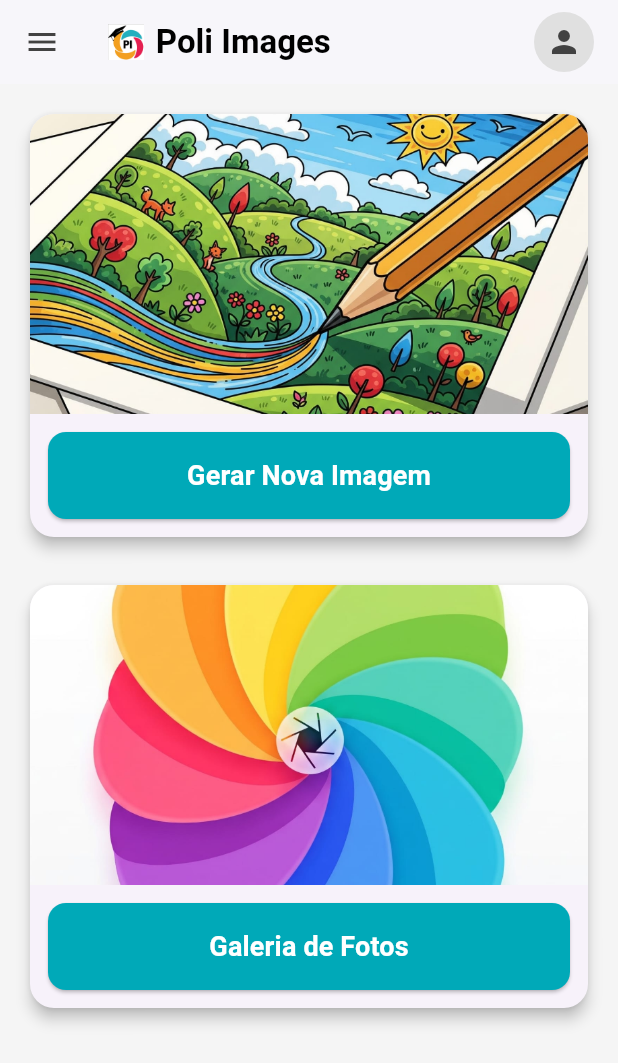
After one commit to PoliImages/poli-images-front, a Flutter app: the HomePage screen opened directly, on a phone screen of 412 x 824 dp. The commit adds this screen. Shown: the top 1063 px of the screen. Run offline on Flutter 3.47's test engine with Material 3 defaults, Android fonts, the phone set to English and light mode, and no system bars.

Commit message:
tentando fazer tela inicial

```diff
--- a/lib/features/auth/presentation/pages/login_page.dart
+++ b/lib/features/auth/presentation/pages/login_page.dart
@@ -1,5 +1,7 @@
 import 'package:flutter/material.dart';
 import '../../services/auth_service.dart';
+// CORREÇÃO: Usando o caminho completo a partir do nome do pacote, que é mais seguro.
+import 'package:poli_images_front/features/home/presentation/pages/home_page.dart';
 import 'register_page.dart';
 
 class LoginPage extends StatefulWidget {
@@ -39,6 +41,14 @@ class _LoginPageState extends State<LoginPage> {
         message: result['message'],
         isSuccess: result['statusCode'] == 200,
       );
+
+      if (result['statusCode'] == 200) {
+        Navigator.of(context).pushReplacement(
+          MaterialPageRoute(
+            builder: (context) => HomePage(),
+          ),
+        );
+      }
     }
   }
 
@@ -72,10 +82,14 @@ class _LoginPageState extends State<LoginPage> {
         elevation: 0,
         title: Row(
           children: [
-            Icon(Icons.widgets, color: Colors.teal[400]),
+            Image.asset(
+              'assets/logo_poliedro.png',
+              height: 24,
+              errorBuilder: (context, error, stackTrace) => const Icon(Icons.widgets),
+            ),
             const SizedBox(width: 8),
             const Text(
-              'Poliedro',
+              'Poli Images',
               style: TextStyle(
                 color: Colors.black,
                 fontWeight: FontWeight.bold,
--- /dev/null
+++ b/lib/features/pages/home_page.dart
@@ -0,0 +1,137 @@
+import 'package:flutter/material.dart';
+
+class HomePage extends StatelessWidget {
+  const HomePage({super.key});
+
+  void _navigateToGenerateImage(BuildContext context) {
+    // Ação temporária. No futuro, navegará para a página de Chat.
+  }
+
+  void _navigateToGallery(BuildContext context) {
+    // Ação temporária. No futuro, navegará para a página de Galeria.
+  }
+
+  @override
+  Widget build(BuildContext context) {
+    return Scaffold(
+      backgroundColor: Colors.grey[100],
+      appBar: AppBar(
+        backgroundColor: Colors.white,
+        elevation: 1,
+        leading: IconButton(
+          icon: Icon(Icons.menu, color: Colors.grey[800]),
+          onPressed: () {},
+        ),
+        title: Row(
+          children: [
+            Image.asset(
+              'assets/logo_poliedro.png',
+              height: 24,
+              errorBuilder: (context, error, stackTrace) => const Icon(Icons.widgets),
+            ),
+            const SizedBox(width: 8),
+            const Text(
+              'Poli Images',
+              style: TextStyle(
+                color: Colors.black,
+                fontWeight: FontWeight.bold,
+              ),
+            ),
+          ],
+        ),
+        actions: [
+          Padding(
+            padding: const EdgeInsets.only(right: 16.0),
+            child: CircleAvatar(
+              backgroundColor: Colors.grey[300],
+              child: Icon(
+                Icons.person,
+                color: Colors.grey[800],
+              ),
+            ),
+          ),
+        ],
+      ),
+      body: SingleChildScrollView(
+        child: Padding(
+          padding: const EdgeInsets.all(16.0),
+          child: Column(
+            crossAxisAlignment: CrossAxisAlignment.stretch,
+            children: [
+              _buildFeatureCard(
+                context: context,
+                imagePath: 'assets/gerar_imagem.png',
+                buttonText: 'Gerar Nova Imagem',
+                onPressed: () => _navigateToGenerateImage(context),
+              ),
+              const SizedBox(height: 24),
+              _buildFeatureCard(
+                context: context,
+                imagePath: 'assets/galeria.png',
+                buttonText: 'Galeria de Fotos',
+                onPressed: () => _navigateToGallery(context),
+              ),
+            ],
+          ),
+        ),
+      ),
+    );
+  }
+
+  Widget _buildFeatureCard({
+    required BuildContext context,
+    required String imagePath,
+    required String buttonText,
+    required VoidCallback onPressed,
+  }) {
+    return Card(
+      elevation: 4,
+      clipBehavior: Clip.antiAlias,
+      shape: RoundedRectangleBorder(
+        borderRadius: BorderRadius.circular(16),
+      ),
+      child: Column(
+        children: [
+          Image.asset(
+            imagePath,
+            fit: BoxFit.cover,
+            height: 200,
+            width: double.infinity,
+            errorBuilder: (context, error, stackTrace) {
+              return Container(
+                height: 200,
+                color: Colors.grey[200],
+                alignment: Alignment.center,
+                child: const Icon(Icons.image_not_supported, color: Colors.grey),
+              );
+            },
+          ),
+          Padding(
+            padding: const EdgeInsets.all(12.0),
+            child: SizedBox(
+              width: double.infinity,
+              child: ElevatedButton(
+                onPressed: onPressed,
+                style: ElevatedButton.styleFrom(
+                  backgroundColor: const Color(0xFF00A9B8),
+                  padding: const EdgeInsets.symmetric(vertical: 16),
+                  shape: RoundedRectangleBorder(
+                    borderRadius: BorderRadius.circular(12),
+                  ),
+                ),
+                child: Text(
+                  buttonText,
+                  style: const TextStyle(
+                    fontSize: 18,
+                    fontWeight: FontWeight.bold,
+                    color: Colors.white,
+                  ),
+                ),
+              ),
+            ),
+          ),
+        ],
+      ),
+    );
+  }
+}
--- a/pubspec.yaml
+++ b/pubspec.yaml
@@ -58,6 +58,8 @@ flutter:
   # the material Icons class.
   uses-material-design: true
 
+  assets:
+    - assets/
   # To add assets to your application, add an assets section, like this:
   # assets:
   #   - images/a_dot_burr.jpeg
```
Also changed, not shown: assets/chatbot.png (added), assets/galeria.png (added), assets/gerar_imagem.png (added), assets/logo_poliedro.png (added).
